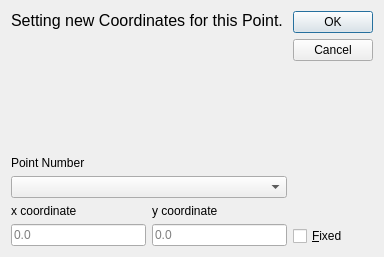
Qt form core/draw/edit_point.ui (KmolYuan/Pyslvs-UI) before a commit.
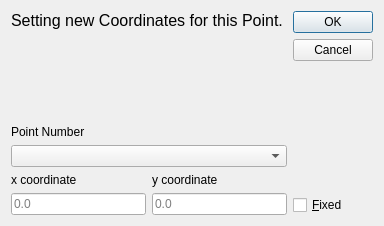
The same form after that commit. Icons and pictures are not drawn.

Commit message: Add and Edit UI now are shared.

```diff
--- a/core/draw/edit_point.ui
+++ b/core/draw/edit_point.ui
@@ -7,19 +7,19 @@
     <x>0</x>
     <y>0</y>
     <width>384</width>
-    <height>257</height>
+    <height>226</height>
    </rect>
   </property>
   <property name="minimumSize">
    <size>
     <width>384</width>
-    <height>257</height>
+    <height>226</height>
    </size>
   </property>
   <property name="maximumSize">
    <size>
     <width>384</width>
-    <height>257</height>
+    <height>226</height>
    </size>
   </property>
   <property name="windowTitle">
@@ -121,6 +121,12 @@
     <layout class="QVBoxLayout" name="verticalLayout_2">
      <item>
       <widget class="QDialogButtonBox" name="buttonBox">
+       <property name="sizePolicy">
+        <sizepolicy hsizetype="Fixed" vsizetype="Fixed">
+         <horstretch>0</horstretch>
+         <verstretch>0</verstretch>
+        </sizepolicy>
+       </property>
        <property name="orientation">
         <enum>Qt::Vertical</enum>
        </property>
```
The commit also changes 41 other files.
